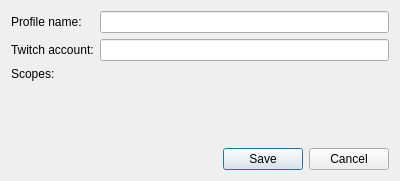
Qt form src/forms/edit_profile.ui (wakeofluna/qlivestream) before a commit.
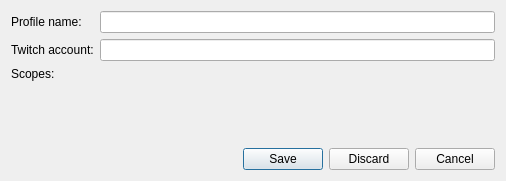
The same form after that commit.

Patch:
```diff
--- a/src/forms/edit_profile.ui
+++ b/src/forms/edit_profile.ui
@@ -9,7 +9,7 @@
    <rect>
     <x>0</x>
     <y>0</y>
-    <width>400</width>
+    <width>506</width>
     <height>181</height>
    </rect>
   </property>
@@ -53,7 +53,7 @@
    <item row="3" column="1">
     <widget class="QDialogButtonBox" name="btnBox">
      <property name="standardButtons">
-      <set>QDialogButtonBox::Cancel|QDialogButtonBox::Save</set>
+      <set>QDialogButtonBox::Cancel|QDialogButtonBox::Discard|QDialogButtonBox::Save</set>
      </property>
     </widget>
    </item>
```
Left out of the diff: 19 changed lines with no effect on the pictures.
